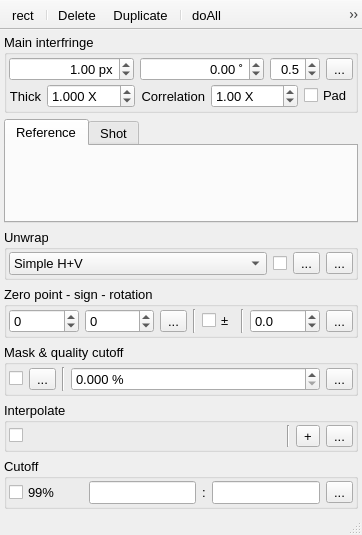
Old version of the form plugins/Interferometry/Interferometry.ui in the repository NeutrinoToolkit/Neutrino.
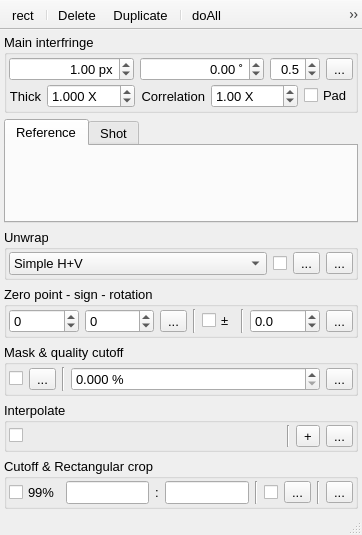
New version of the form. Icons and pictures are not drawn.

Patch:
```diff
--- a/plugins/Interferometry/Interferometry.ui
+++ b/plugins/Interferometry/Interferometry.ui
@@ -743,7 +743,7 @@
     <item>
      <widget class="QGroupBox" name="groupBox_3">
       <property name="title">
-       <string>Cutoff</string>
+       <string>Cutoff &amp;&amp; Rectangular crop</string>
       </property>
       <layout class="QHBoxLayout" name="horizontalLayout_5">
        <property name="leftMargin">
@@ -776,19 +776,6 @@
          </property>
         </widget>
        </item>
-       <item>
-        <spacer name="horizontalSpacer_2">
-         <property name="orientation">
-          <enum>Qt::Horizontal</enum>
-         </property>
-         <property name="sizeHint" stdset="0">
-          <size>
-           <width>40</width>
-           <height>20</height>
-          </size>
-         </property>
-        </spacer>
-       </item>
        <item>
         <widget class="QLineEdit" name="cutoffMin">
          <property name="font">
@@ -831,6 +818,47 @@
          </property>
         </widget>
        </item>
+       <item>
+        <widget class="Line" name="line_5">
+         <property name="orientation">
+          <enum>Qt::Vertical</enum>
+         </property>
+        </widget>
+       </item>
+       <item>
+        <widget class="QCheckBox" name="useCropRegion">
+         <property name="toolTip">
+          <string>use unwrap barrier line</string>
+         </property>
+         <property name="text">
+          <string/>
+         </property>
+         <property name="neutrinoSave" stdset="0">
+          <bool>true</bool>
+         </property>
+        </widget>
+       </item>
+       <item>
+        <widget class="QToolButton" name="cropRegionTB">
+         <property name="toolTip">
+          <string>barrier Line</string>
+         </property>
+         <property name="text">
+          <string>...</string>
+         </property>
+         <property name="icon">
+          <iconset resource="../../../build-neutrino-Qt_6_3_2_6_3_2_temporary-Debug/src/qrc/icons.qrc">
+           <normaloff>:/icons/rect.png</normaloff>:/icons/rect.png</iconset>
+         </property>
+        </widget>
+       </item>
+       <item>
+        <widget class="Line" name="line_6">
+         <property name="orientation">
+          <enum>Qt::Vertical</enum>
+         </property>
+        </widget>
+       </item>
        <item>
         <widget class="QToolButton" name="doCutoffB">
          <property name="font">
```
Left out of the diff: 1 changed line with no effect on the pictures.
